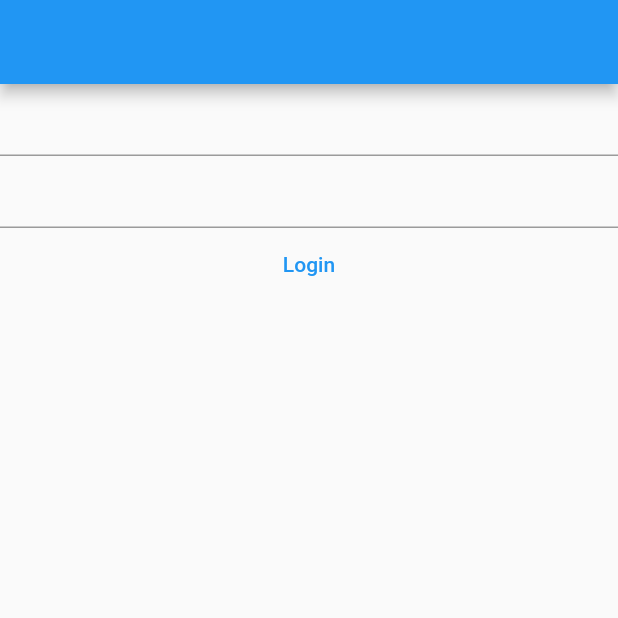
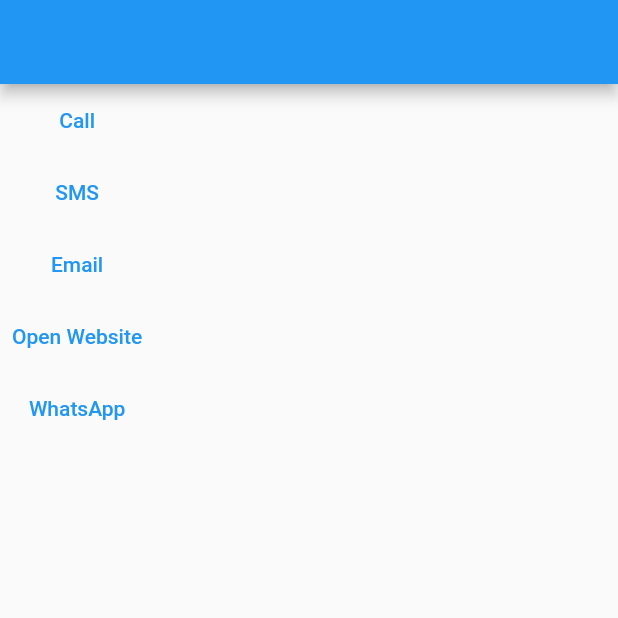
Before and after one commit to codesundar/ksqure, a Flutter app: the screen it shows after launch, on a phone screen of 412 x 824 dp, the top half of it. Run offline on Flutter 3.47's test engine with Material 2 defaults, Android fonts, the phone set to English and light mode, and no system bars; our stand-ins replace get, get_storage, image_picker.

Commit message:
url_launcher_example

```diff
--- a/lib/main.dart
+++ b/lib/main.dart
@@ -6,6 +6,7 @@ import 'package:project_name/screens/http-example.dart';
 import 'package:project_name/screens/login.dart';
 import 'package:project_name/screens/profile.dart';
 import 'package:get_storage/get_storage.dart';
+import 'package:project_name/screens/url-launcher-example.dart';
 
 void main() async{
   await GetStorage.init();
@@ -18,7 +19,7 @@ class MyApp extends StatelessWidget {
   @override
   Widget build(BuildContext context) {
     return GetMaterialApp(
-      home: LoginScreen(),
+      home: URLLauncherExample(),
     );
   }
 }
--- a/lib/screens/login.dart
+++ b/lib/screens/login.dart
@@ -35,6 +35,14 @@ class _LoginScreenState extends State<LoginScreen> {
     if (tmp["status"] == true) {
       print(tmp["data"]["token"]);
       box.write('token', tmp["data"]["token"]);
+
+      // local storage example
+
+      box.write('name', tmp["data"]["user"]["name"]);
+      box.write('email', tmp["data"]["user"]["email"]);
+      box.write('mobile', tmp["data"]["user"]["mobile"]);
+      box.write('imgURL', tmp["data"]["user"]["imgURL"]);
+      //
       Get.offAll(ProfileScreen());
     }
   }
--- /dev/null
+++ b/lib/screens/url-launcher-example.dart
@@ -0,0 +1,54 @@
+import 'package:flutter/material.dart';
+import 'package:url_launcher/url_launcher.dart';
+
+class URLLauncherExample extends StatelessWidget {
+  const URLLauncherExample({Key? key}) : super(key: key);
+
+  _openURL(url) async {
+    if (await canLaunchUrl(Uri.parse(url))) {
+      launchUrl(Uri.parse(url));
+    } else {
+      print("can't launch $url");
+    }
+  }
+
+  @override
+  Widget build(BuildContext context) {
+    return Scaffold(
+      appBar: AppBar(),
+      body: Column(children: [
+        TextButton(
+          onPressed: () {
+            _openURL("tel:+919876543210");
+          },
+          child: Text("Call"),
+        ),
+        TextButton(
+          onPressed: () {
+            _openURL("sms:+919876543210");
+          },
+          child: Text("SMS"),
+        ),
+        TextButton(
+          onPressed: () {
+            _openURL(
+                "mailto:sample@demo.com?subject=my subject&body=this is content");
+          },
+          child: Text("Email"),
+        ),
+        TextButton(
+          onPressed: () {
+            _openURL("https:flutter.dev");
+          },
+          child: Text("Open Website"),
+        ),
+        TextButton(
+          onPressed: () {
+            _openURL("whatsapp://send?text=hi there&phone=919500707757");
+          },
+          child: Text("WhatsApp"),
+        ),
+      ]),
+    );
+  }
+}
--- a/pubspec.yaml
+++ b/pubspec.yaml
@@ -14,6 +14,7 @@ dependencies:
   get_storage: ^2.0.3
   http: ^0.13.4
   image_picker: ^0.8.5
+  url_launcher: ^6.1.0
 
 dev_dependencies:
   flutter_lints: ^1.0.0
```
Also changed, not shown: lib/screens/profile.dart (+50 -7 lines), pubspec.lock, 2 other files.
